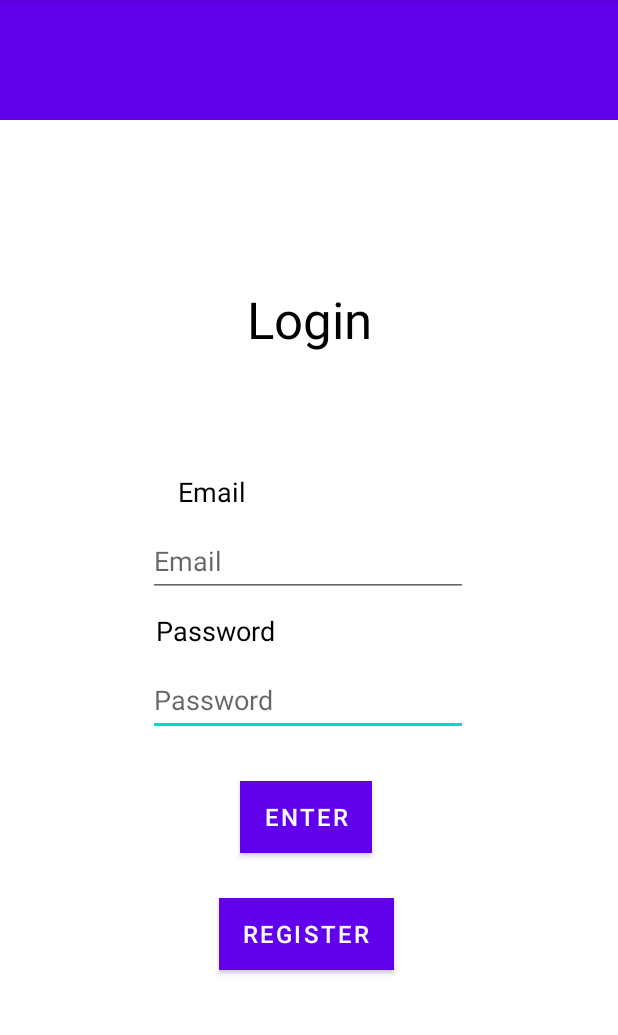
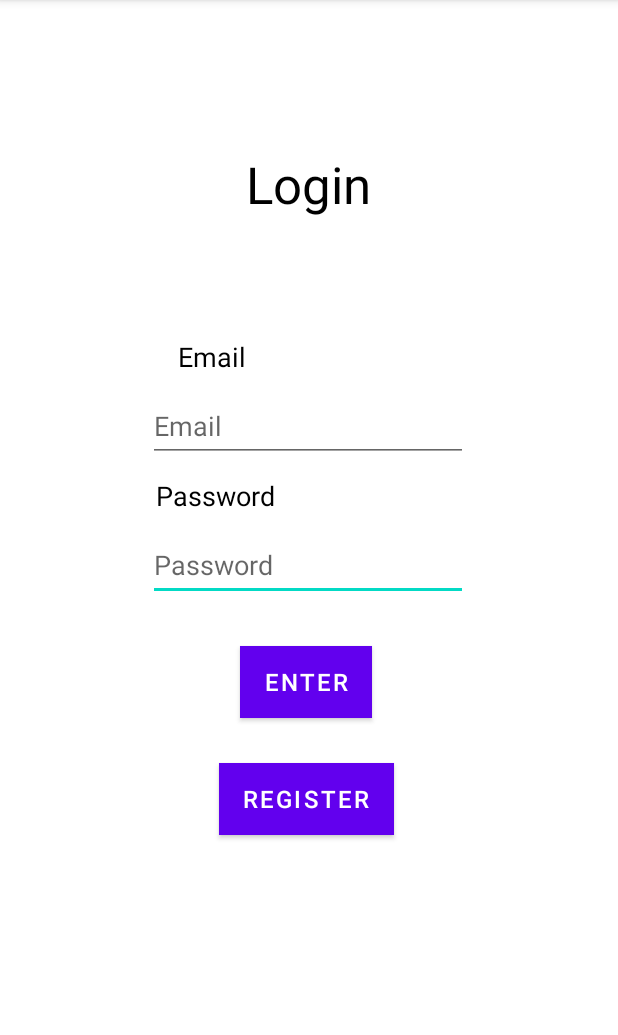
Before and after one commit to Mechr0Maniac/OPSC7312_POE, an Android app: the screen it shows after launch (MainActivity), on a phone screen of 412 x 824 dp, the part 84-1119 px from its top. Run offline under Robolectric (Android 15) with nearby library versions, the light colour scheme and no system bars.

Commit message:
Some edits to UI

```diff
--- a/app/src/main/res/layout/activity_main.xml
+++ b/app/src/main/res/layout/activity_main.xml
@@ -3,23 +3,24 @@
     xmlns:app="http://schemas.android.com/apk/res-auto"
     xmlns:tools="http://schemas.android.com/tools"
     android:layout_width="match_parent"
-    android:layout_height="match_parent"
-    tools:context=".StartScreen">
+    android:layout_height="match_parent">
+    <!-- tools:context=".StartScreen"-->
 
     <TextView
         android:id="@+id/txtLogin"
         android:layout_width="wrap_content"
         android:layout_height="wrap_content"
         android:layout_marginStart="164dp"
-        android:layout_marginTop="110dp"
+        android:layout_marginTop="100dp"
         android:layout_marginEnd="164dp"
         android:text="Login"
         android:textAlignment="center"
         android:textColor="#000000"
         android:textSize="34sp"
         app:layout_constraintEnd_toEndOf="parent"
+        app:layout_constraintHorizontal_bias="0.0"
         app:layout_constraintStart_toStartOf="parent"
-        app:layout_constraintTop_toBottomOf="@+id/toolbar2" />
+        app:layout_constraintTop_toTopOf="parent" />
 
     <EditText
         android:id="@+id/edtPass"
@@ -108,7 +109,7 @@
         app:layout_constraintStart_toStartOf="parent"
         app:layout_constraintTop_toBottomOf="@+id/btnEnter" />
 
-    <androidx.appcompat.widget.Toolbar
+    <!-- <androidx.appcompat.widget.Toolbar
         android:id="@+id/toolbar2"
         android:layout_width="0dp"
         android:layout_height="80dp"
@@ -117,6 +118,6 @@
         android:theme="?attr/actionBarTheme"
         app:layout_constraintEnd_toEndOf="parent"
         app:layout_constraintStart_toStartOf="parent"
-        app:layout_constraintTop_toTopOf="parent" />
+        app:layout_constraintTop_toTopOf="parent" /> -->
 
 </androidx.constraintlayout.widget.ConstraintLayout>
```
Also changed, not shown: app/src/main/res/layout/activity_user_register.xml (+4 -4 lines).
